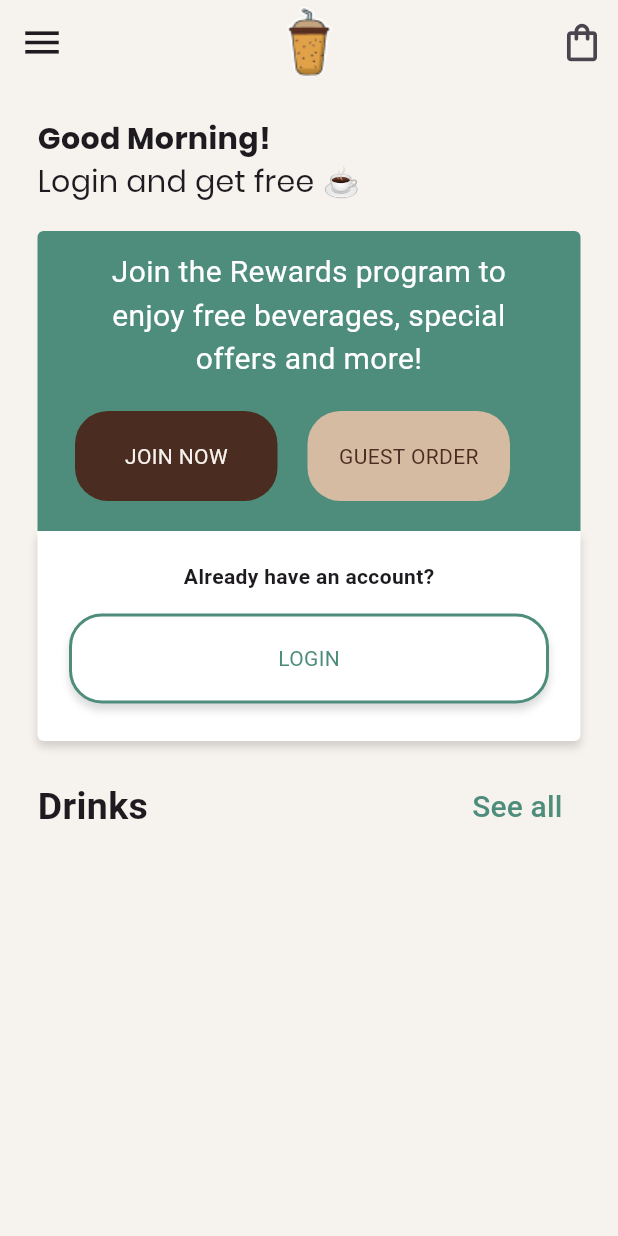
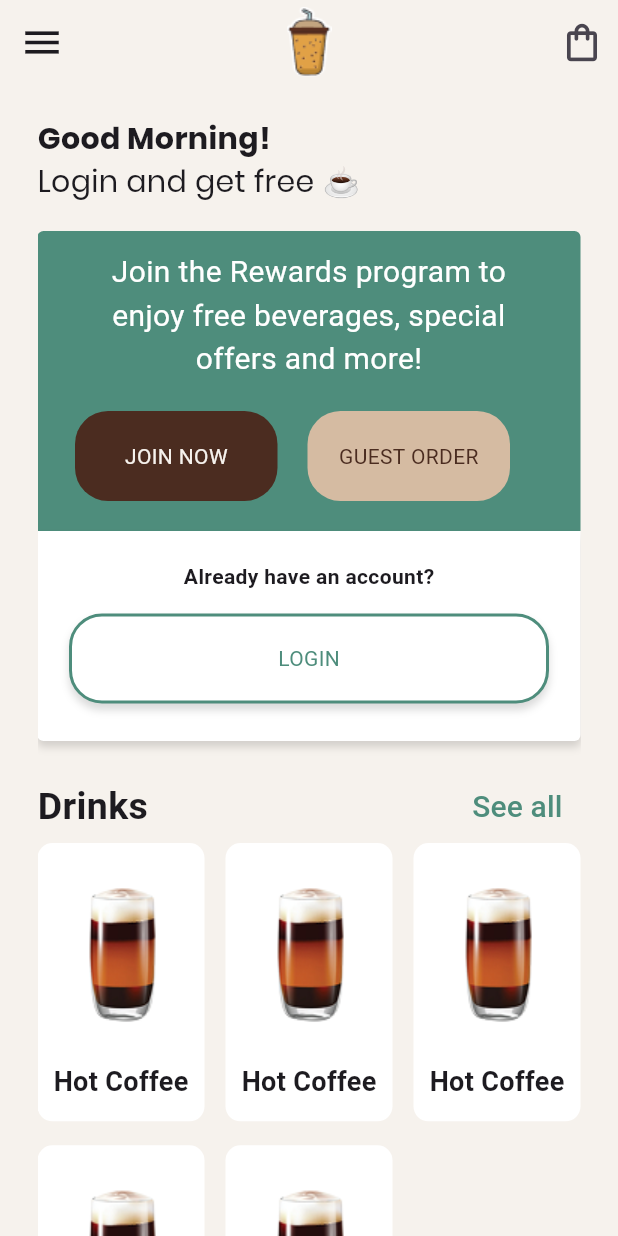
Before and after one commit to yaramegahed/coffee_app, a Flutter app: the screen it shows after launch, on a phone screen of 412 x 824 dp. Run offline on Flutter 3.47's test engine with Material 3 defaults, Android fonts, the phone set to English and light mode, and no system bars.

Commit message:
made some changes on menu

```diff
--- a/lib/features/home/widget/custom_home_body.dart
+++ b/lib/features/home/widget/custom_home_body.dart
@@ -2,6 +2,8 @@ import 'package:coffee_app/core/constants/app_colors.dart';
 import 'package:flutter/material.dart';
 
 import 'custom_home_order_container.dart';
+import 'custom_menu_categorized_row.dart';
+import 'custom_menu_items.dart';
 
 class CustomHomeBody extends StatelessWidget {
   const CustomHomeBody({
@@ -12,6 +14,7 @@ class CustomHomeBody extends StatelessWidget {
   Widget build(BuildContext context) {
     return Padding(
       padding: const EdgeInsets.symmetric(horizontal: 25.0),
+      child: SingleChildScrollView(
         child: Column(
           crossAxisAlignment: CrossAxisAlignment.start,
           children: [
@@ -36,26 +39,22 @@ class CustomHomeBody extends StatelessWidget {
               height: 18,
             ),
             CustomHomeOrderContainer(),
-          SizedBox(
-            height: 20,
+            CustomMenuCategorizedRow(
+              menuTitle: 'Drinks',
             ),
-          Row(
-            children: [
-              Text(
-                "Drinks",
-                style: TextStyle(fontWeight: FontWeight.bold, fontSize: 25),
+            CustomMenuItems(
+              itemTitle: "Hot Coffee",
+              itemImage: "assets/images/Mixed Black Coffee1.png",
             ),
-              Spacer(),
-              TextButton(
-                  onPressed: () {},
-                  child: Text(
-                    "See all",
-                    style: TextStyle(
-                        color: AppColors.freshMintColor, fontSize: 20),
-                  ))
+            CustomMenuCategorizedRow(
+              menuTitle: 'Food',
+            ),
+            CustomMenuItems(
+              itemTitle: "Hot Coffee",
+              itemImage: "assets/images/Mixed Black Coffee1.png",
+            ),
           ],
-          )
-        ],
+        ),
       ),
     );
   }
--- /dev/null
+++ b/lib/features/home/widget/custom_menu_categorized_row.dart
@@ -0,0 +1,33 @@
+import 'package:flutter/material.dart';
+
+import '../../../core/constants/app_colors.dart';
+
+class CustomMenuCategorizedRow extends StatelessWidget {
+  final String menuTitle;
+  const CustomMenuCategorizedRow({
+    super.key, required this.menuTitle,
+  });
+
+  @override
+  Widget build(BuildContext context) {
+    return Padding(
+      padding: const EdgeInsets.only(top: 20.0),
+      child: Row(
+        children: [
+          Text(
+            menuTitle,
+            style: TextStyle(fontWeight: FontWeight.bold, fontSize: 25),
+          ),
+          Spacer(),
+          TextButton(
+              onPressed: () {},
+              child: Text(
+                "See all",
+                style: TextStyle(
+                    color: AppColors.freshMintColor, fontSize: 20),
+              ))
+        ],
+      ),
+    );
+  }
+}
--- /dev/null
+++ b/lib/features/home/widget/custom_menu_items.dart
@@ -0,0 +1,44 @@
+import 'package:flutter/material.dart';
+
+class CustomMenuItems extends StatelessWidget {
+  final String itemTitle;
+  final String itemImage;
+  const CustomMenuItems({
+    super.key, required this.itemTitle, required this.itemImage,
+  });
+
+  @override
+  Widget build(BuildContext context) {
+    return SizedBox(
+      child: GridView.builder(
+        shrinkWrap: true,
+          physics: NeverScrollableScrollPhysics(),
+        itemCount: 5,
+        gridDelegate: SliverGridDelegateWithFixedCrossAxisCount(
+            crossAxisCount: 3,
+            crossAxisSpacing: 14,
+            mainAxisSpacing: 16,
+            childAspectRatio: 0.6),
+        itemBuilder: (context, index) => Container(
+          decoration: BoxDecoration(
+              borderRadius: BorderRadius.circular(10),
+              color: Colors.white),
+          child: Column(
+            mainAxisAlignment: MainAxisAlignment.spaceEvenly,
+            children: [
+              Image.asset(
+                itemImage,
+                width: 100,
+                height: 120,
+              ),
+              Text(
+                itemTitle,
+                style: TextStyle(fontWeight: FontWeight.bold,fontSize: 18),
+              )
+            ],
+          ),
+        ),
+      ),
+    );
+  }
+}
```
Also changed, not shown: assets/images/Mixed Black Coffee1.png (added). Lines whose indentation alone changed are shown as unchanged.
